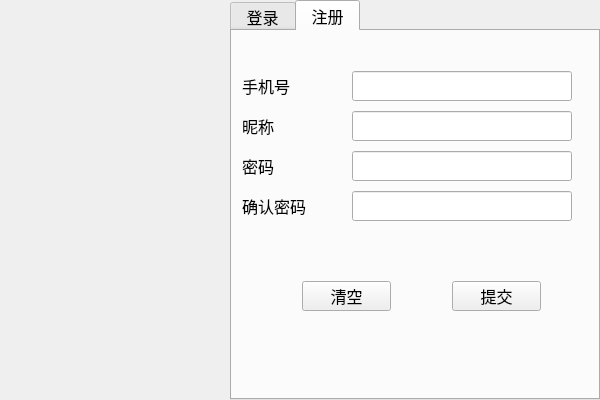
First picture: the form in logindialog.ui, repository Eula-L/MyMeeting, before the edit.
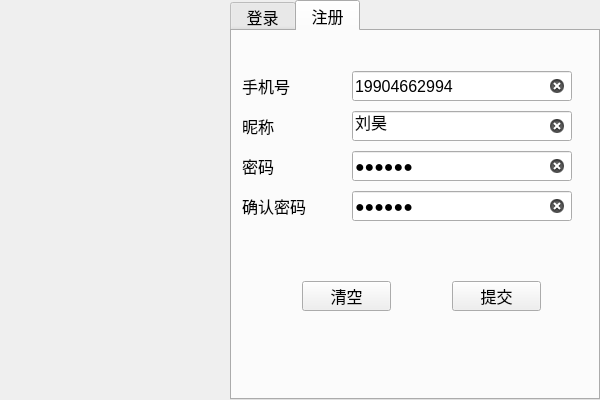
Second picture: the form after the edit. Icons and pictures are not drawn.

Commit message: 注册功能

Diff of the .ui file:
```diff
--- a/logindialog.ui
+++ b/logindialog.ui
@@ -183,6 +183,9 @@
      <property name="toolTip">
       <string>&lt;html&gt;&lt;head/&gt;&lt;body&gt;&lt;p&gt;输入11位手机号&lt;/p&gt;&lt;/body&gt;&lt;/html&gt;</string>
      </property>
+     <property name="text">
+      <string>19904662994</string>
+     </property>
      <property name="clearButtonEnabled">
       <bool>true</bool>
      </property>
@@ -212,6 +215,9 @@
      <property name="toolTip">
       <string>&lt;html&gt;&lt;head/&gt;&lt;body&gt;&lt;p&gt;输入6-20位以密码&lt;/p&gt;&lt;p&gt;可以是字符和数字&lt;/p&gt;&lt;p&gt;不要使用空格&lt;/p&gt;&lt;/body&gt;&lt;/html&gt;</string>
      </property>
+     <property name="text">
+      <string>123123</string>
+     </property>
      <property name="echoMode">
       <enum>QLineEdit::Password</enum>
      </property>
@@ -244,6 +250,9 @@
      <property name="toolTip">
       <string>&lt;html&gt;&lt;head/&gt;&lt;body&gt;&lt;p&gt;请再次输入密码&lt;/p&gt;&lt;p&gt;保证两次输入一致&lt;/p&gt;&lt;/body&gt;&lt;/html&gt;</string>
      </property>
+     <property name="text">
+      <string>123123</string>
+     </property>
      <property name="echoMode">
       <enum>QLineEdit::Password</enum>
      </property>
@@ -264,7 +273,7 @@
       <string>&lt;html&gt;&lt;head/&gt;&lt;body&gt;&lt;p&gt;输入10位以内的昵称&lt;/p&gt;&lt;/body&gt;&lt;/html&gt;</string>
      </property>
      <property name="text">
-      <string/>
+      <string>刘昊</string>
      </property>
      <property name="clearButtonEnabled">
       <bool>true</bool>
```
The commit also changes 1 other file.
